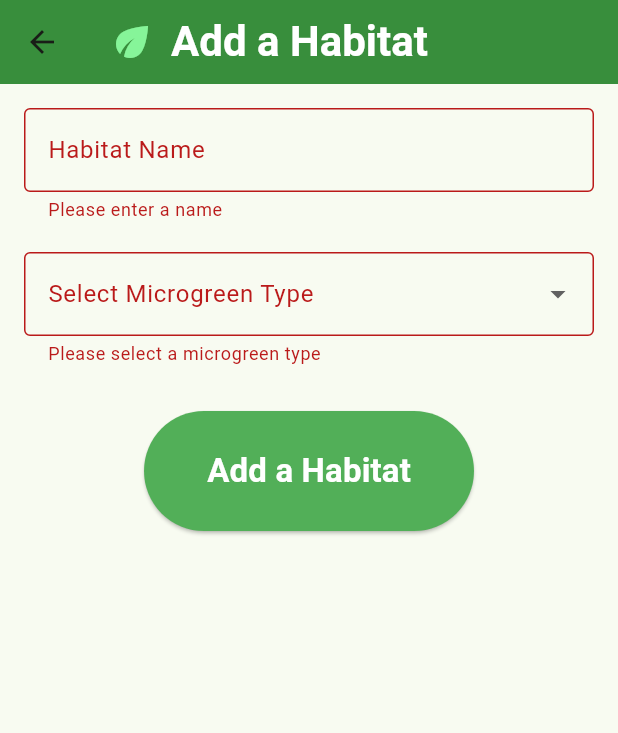
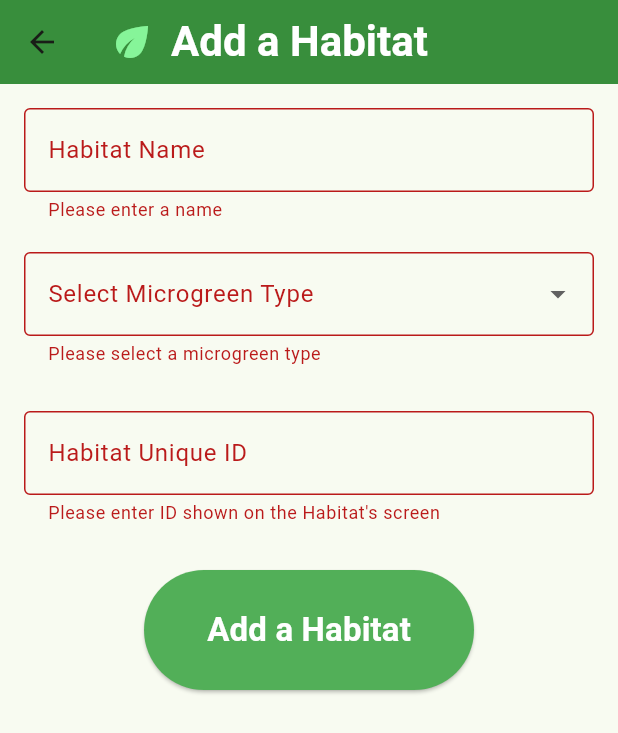
Before and after one commit to JakeWesta/microgrow, a Flutter app: the AddHabitatScreen screen opened directly, after a tap on "Add a Habitat", on a phone screen of 412 x 824 dp. Shown: the top 733 px of the screen. Run offline on Flutter 3.47's test engine with Material 3 defaults, Android fonts, the phone set to English and light mode, and no system bars; our stand-ins replace flutter_colorpicker, hive, hive_flutter, typed_data; missing offline and left inert: mqtt_client; accounts and stored records are empty; Roboto replaces fonts that are missing (Times).

Commit message:
Added a field to 'Add a Habitat' screen that allows for a unique ID to be put in. This fixes the issue where every habitat hypothetically made would share a topic, and now can be differentiated. Also, I added notifications for when plants are done growing, based on a calculated growing end time that I can change for demo purposes.

```diff
--- a/app/lib/models/app_state.dart
+++ b/app/lib/models/app_state.dart
@@ -1,12 +1,22 @@
 import 'package:flutter/material.dart';
 import 'habitat_obj.dart';
 import 'database.dart';
+import 'growth_config.dart';
+import 'dart:async';
+
+
 
 class MyAppState extends ChangeNotifier {
   List<Habitat> habitats = [];
 
+  bool harvestNotified = false;
+
   MyAppState() {
     habitats = Database.box.values.toList();
+
+    Timer.periodic(const Duration(seconds: 1), (_) {
+      notifyListeners();
+    });
   }
 
   List<Habitat> get getHabitats => habitats;
@@ -17,6 +27,29 @@ class MyAppState extends ChangeNotifier {
     notifyListeners();
   }
 
+  bool get hasHarvestReady {
+    return habitats.any((h) => isHabitatReady(h.createdAt));
+  }
+
+  bool get showHarvestNotification {
+    return hasHarvestReady && !harvestNotified;
+  }
+
+  List<Habitat> get harvestReadyHabitats {
+    return habitats.where((h) => isHabitatReady(h.createdAt)).toList();
+  }
+
+  void acknowledgeHarvestNotification() {
+    harvestNotified = true;
+    notifyListeners();
+  }
+
+  void resetHarvestNotification() {
+    if (!hasHarvestReady) {
+      harvestNotified = false;
+    }
+  }
+
   void deleteHabitat(Habitat habitat) async {
     await Database.box.delete(habitat.id);
     habitats = Database.box.values.toList();
--- a/app/lib/models/habitat_obj.dart
+++ b/app/lib/models/habitat_obj.dart
@@ -40,6 +40,9 @@ class Habitat extends HiveObject {
   @HiveField(10)
   int waterIntervalSec;
 
+  @HiveField(11)
+  final DateTime createdAt;
+
   Habitat({
     required this.id,
     required this.name,
@@ -51,6 +54,7 @@ class Habitat extends HiveObject {
     required this.lightIntervalSec,
     required this.waterStartSec,
     required this.waterDurationSec,
-    required this.waterIntervalSec
-  });
+    required this.waterIntervalSec,
+    DateTime? createdAt,
+  }) : createdAt = createdAt ?? DateTime.now();
 }
--- a/app/lib/mqtt/mqtt_connect.dart
+++ b/app/lib/mqtt/mqtt_connect.dart
@@ -42,7 +42,7 @@ class MqttService {
       throw Exception('MQTT not connected. CONNACK=$rc');
     }
 
-    client.subscribe('microgrow/init', MqttQos.atLeastOnce);
+    //client.subscribe('microgrow/init', MqttQos.atLeastOnce);
 
     return client;
 
@@ -53,7 +53,7 @@ class MqttService {
     required HabitatConfig config,
   }) async {
     final client = await connect();
-    final topic = 'microgrow/init';
+    final topic = 'microgrow/$habitatId/init';
 
     final msg2 = jsonEncode({
       "light": {
@@ -69,7 +69,6 @@ class MqttService {
     });
 
     final msg1 = jsonEncode({
-      "id": habitatId,
       "greenType": config.greenType,
       "target": {
         "temp": config.tempTarget,
--- a/app/lib/mqtt/mqtt_service.dart
+++ b/app/lib/mqtt/mqtt_service.dart
@@ -56,7 +56,6 @@ class MqttService {
     final topic = 'microgrow/init';
 
     final msg = jsonEncode({
-      'id': habitatId,
       'green': greenType,
       'schedule': schedule
     });
--- a/app/lib/ui/add_habitat_screen.dart
+++ b/app/lib/ui/add_habitat_screen.dart
@@ -61,6 +61,7 @@ class AddHabitatScreen extends StatefulWidget {
 class _AddHabitatScreenState extends State<AddHabitatScreen> {
   final formKey = GlobalKey<FormState>();
   final nameController = TextEditingController();
+  final idController = TextEditingController();
   String? selectedGreen;
 
   final now = DateTime.now();
@@ -161,6 +162,20 @@ class _AddHabitatScreenState extends State<AddHabitatScreen> {
                   },
                 ),
                 const SizedBox(height: 30),
+                TextFormField(
+                  controller: idController,
+                  decoration: const InputDecoration(
+                    labelText: "Habitat Unique ID",
+                    border: OutlineInputBorder(),
+                  ),
+                  validator: (value) {
+                    if (value == null || value.isEmpty) {
+                      return "Please enter ID shown on the Habitat's screen";
+                    }
+                    return null;
+                  },
+                ),
+                const SizedBox(height: 30),
                 Center(
                   child: ElevatedButton(
                     style: ElevatedButton.styleFrom(
@@ -170,11 +185,11 @@ class _AddHabitatScreenState extends State<AddHabitatScreen> {
                     ),
                     onPressed: () async {
                       if (formKey.currentState!.validate()) {
-                        final id = const Uuid().v4();
+                        final id = idController.text.trim();
                         final config = greenOptions[selectedGreen]!;
 
                         final newHabitat = Habitat(
-                          id: id,
+                          id: idController.text.trim(),
                           name: nameController.text.trim(),
                           greenType: config.greenType,
                           tempTarget: config.tempTarget,
--- a/app/lib/ui/home_screen.dart
+++ b/app/lib/ui/home_screen.dart
@@ -44,6 +44,8 @@ class HomeScreen extends StatelessWidget {
   Widget build(BuildContext context) {
     final appState = context.watch<MyAppState>();
     final habitats = appState.getHabitats;
+    final showDot = appState.showHarvestNotification;
+
 
     return Scaffold(
       appBar: AppBar(
@@ -63,6 +65,67 @@ class HomeScreen extends StatelessWidget {
           ],
         ),
         centerTitle: false,
+         actions: [
+          Stack(
+            children: [
+              IconButton(
+                icon: const Icon(Icons.notifications, size: 32, color: Colors.white),
+                onPressed: () {
+                  final ready = appState.harvestReadyHabitats;
+
+                  if (ready.isEmpty) return;
+
+                  showDialog(
+                    context: context,
+                    builder: (_) => AlertDialog(
+                      title: const Text("Ready to Harvest"),
+                      content: SizedBox(
+                        width: double.maxFinite,
+                        child: ListView(
+                          shrinkWrap: true,
+                          children: ready
+                              .map(
+                                (h) => Card(
+                                  child: ListTile(
+                                    leading: const Icon(Icons.eco, color: Colors.green),
+                                    title: Text(h.name),
+                                    subtitle: Text(h.greenType),
+                                  ),
+                                ),
+                              )
+                              .toList(),
+                        ),
+                      ),
+                      actions: [
+                        TextButton(
+                          onPressed: () {
+                            Navigator.pop(context);
+                            appState.acknowledgeHarvestNotification();
+                          },
+                          child: const Text("OK"),
+                        ),
+                      ],
+                    ),
+                  );
+                },
+              ),
+
+              if (showDot)
+                Positioned(
+                  right: 8,
+                  top: 8,
+                  child: Container(
+                    width: 10,
+                    height: 10,
+                    decoration: const BoxDecoration(
+                      color: Color.fromARGB(255, 82, 175, 88),
+                      shape: BoxShape.circle,
+                    ),
+                  ),
+                ),
+            ],
+          ),
+        ],
       ),
 
       body: SafeArea(
```
Also changed, not shown: app/lib/models/growth_config.dart (added, +13 -0 lines), app/lib/models/habitat_obj.g.dart.
